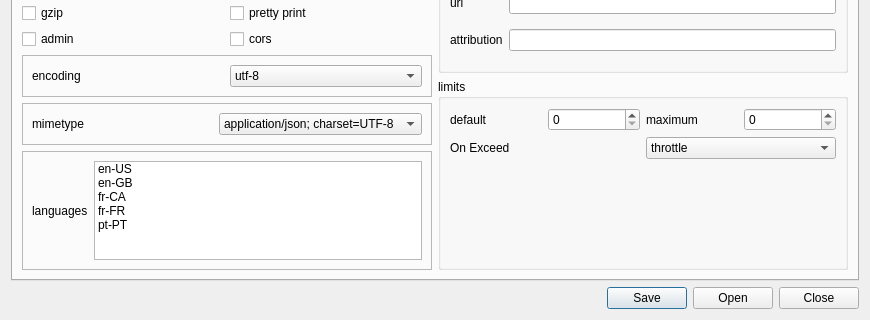
Qt form pygeoapi_config_dialog_base.ui (KatKatKateryna/pygeoapi_config) before a commit; both pictures show x 0 to 870 and y 141 to 461 of the 870 by 461 pixel window.
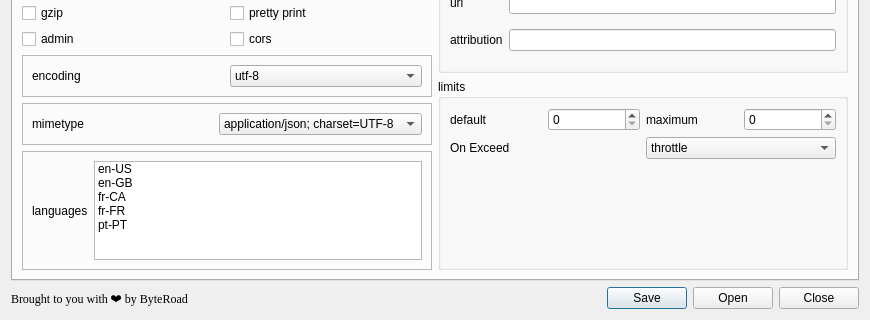
The same form after that commit. Icons and pictures are not drawn.

Patch:
```diff
--- a/pygeoapi_config_dialog_base.ui
+++ b/pygeoapi_config_dialog_base.ui
@@ -17,8 +17,8 @@
    <iconset>
     <normaloff>icon.png</normaloff>icon.png</iconset>
   </property>
-  <layout class="QVBoxLayout" name="verticalLayout">
-   <item>
+  <layout class="QGridLayout" name="gridLayout_5">
+   <item row="0" column="0" colspan="2">
     <widget class="QTabWidget" name="tabWidget">
      <property name="currentIndex">
       <number>0</number>
@@ -375,7 +375,22 @@
      </widget>
     </widget>
    </item>
-   <item>
+   <item row="1" column="0">
+    <widget class="QLabel" name="label_12">
+     <property name="font">
+      <font>
+       <family>Liberation Serif</family>
+      </font>
+     </property>
+     <property name="text">
+      <string>Brought to you with ❤️ by ByteRoad</string>
+     </property>
+     <property name="textFormat">
+      <enum>Qt::MarkdownText</enum>
+     </property>
+    </widget>
+   </item>
+   <item row="1" column="1">
     <widget class="QDialogButtonBox" name="buttonBox">
      <property name="standardButtons">
       <set>QDialogButtonBox::Close|QDialogButtonBox::Open|QDialogButtonBox::Save</set>
```
